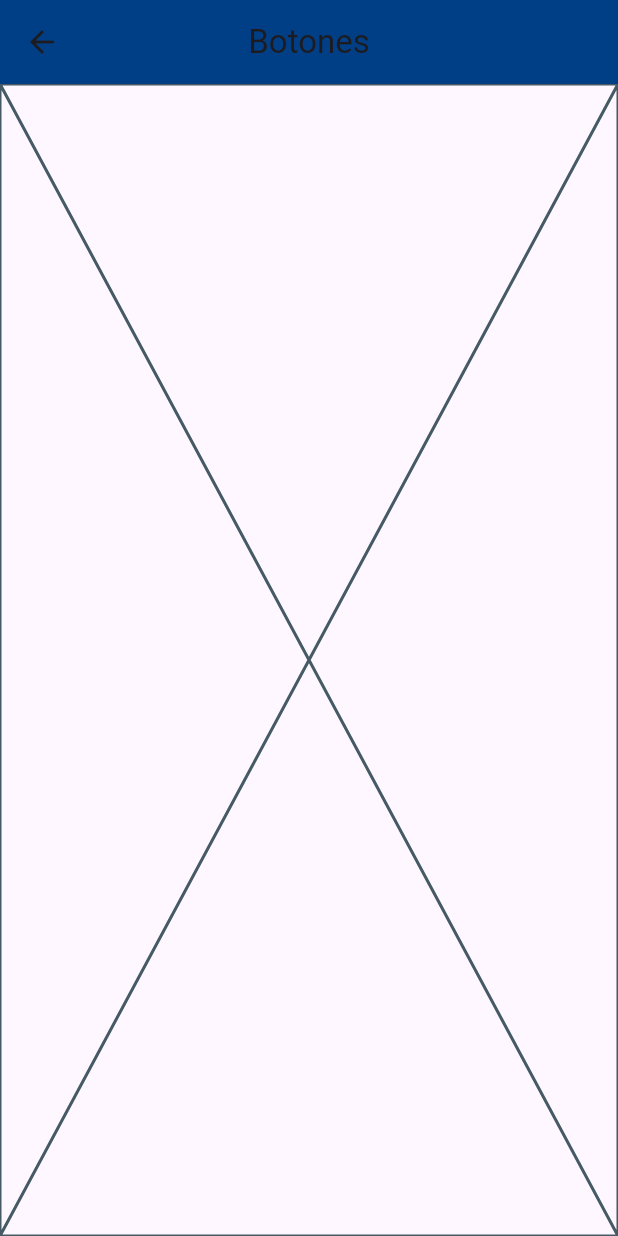
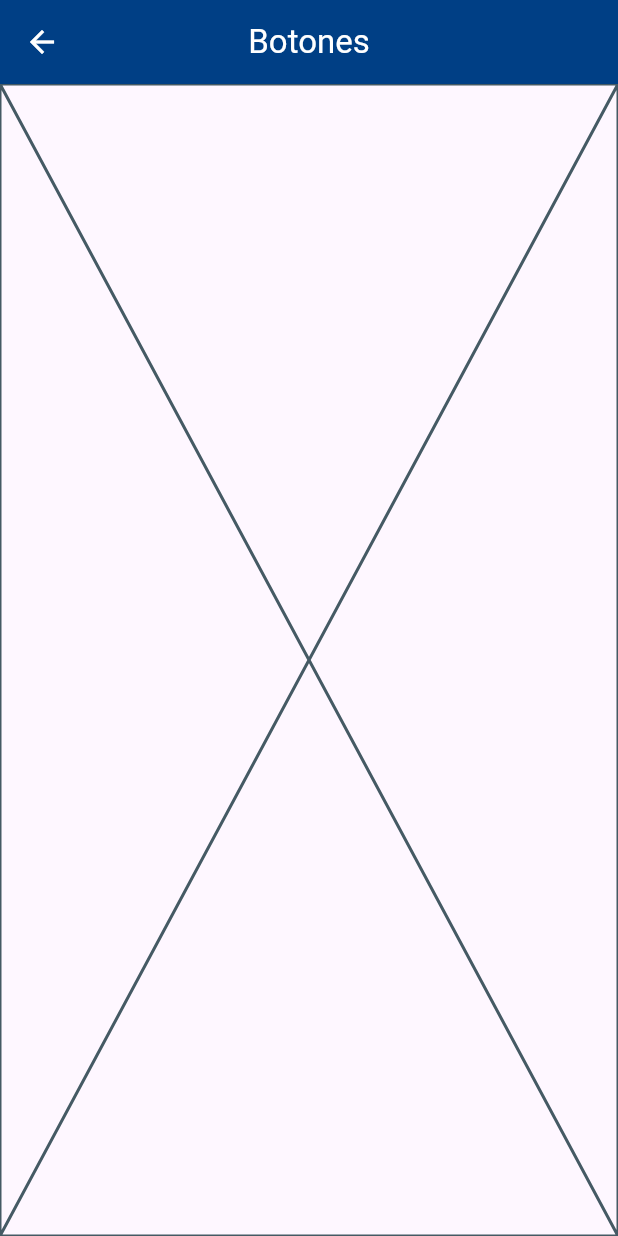
Before and after one commit to fswebcoder/gitgets_app, a Flutter app: the screen it shows after launch, after a tap on "Botones", on a phone screen of 412 x 824 dp. Run offline on Flutter 3.47's test engine with Material 3 defaults, Android fonts, the phone set to English and light mode, and no system bars; our stand-ins replace go_router.

```diff
--- /dev/null
+++ b/lib/config/router/app_router.dart
@@ -0,0 +1,22 @@
+import 'package:go_router/go_router.dart';
+import 'package:widgets_app/presentation/screens/buttons/buttons_screen.dart';
+import 'package:widgets_app/presentation/screens/cards/cards_screen.dart';
+import 'package:widgets_app/presentation/screens/home/home_screen.dart';
+
+final appRouter = GoRouter(
+  initialLocation: '/',
+  routes: [
+    GoRoute(
+      path: '/',
+      builder: (context, state) => const HomeScreen(),
+    ),
+    GoRoute(
+      path: '/buttons',
+      builder: (context, state) => const ButtonsScreen(),
+    ),
+    GoRoute(
+      path: '/cards',
+      builder: (context, state) => const CardsScreen(),
+    )
+  ]
+);
--- a/lib/main.dart
+++ b/lib/main.dart
@@ -1,6 +1,7 @@
 import 'package:flutter/material.dart';
 import 'package:widgets_app/config/app_colors.dart';
 import 'package:widgets_app/config/app_theme.dart';
+import 'package:widgets_app/config/router/app_router.dart';
 import 'package:widgets_app/presentation/screens/home/home_screen.dart';
 
 void main() {
@@ -12,10 +13,10 @@ class MainApp extends StatelessWidget {
 
   @override
   Widget build(BuildContext context) {
-    return MaterialApp(
+    return MaterialApp.router(
       debugShowCheckedModeBanner: false,
       theme: AppTheme().theme(),
-      home: const HomeScreen()
+      routerConfig: appRouter,
     );
   }
 }
--- a/lib/presentation/screens/buttons/buttons_screen.dart
+++ b/lib/presentation/screens/buttons/buttons_screen.dart
@@ -7,8 +7,9 @@ class ButtonsScreen extends StatelessWidget {
   Widget build(BuildContext context) {
     return Scaffold(
       appBar: AppBar(
+        iconTheme: const IconThemeData(color: Colors.white),
         centerTitle: true,
-        title: const Text('Botones'),
+        title: const Text('Botones', style: TextStyle(color: Colors.white)),
       ),
       body: const Placeholder(),
     );
--- a/lib/presentation/screens/cards/cards_screen.dart
+++ b/lib/presentation/screens/cards/cards_screen.dart
@@ -7,8 +7,9 @@ class CardsScreen extends StatelessWidget {
   Widget build(BuildContext context) {
     return Scaffold(
       appBar: AppBar(
+        iconTheme: const IconThemeData(color: Colors.white),
         centerTitle: true,
-        title: const Text('Tarjetas'),
+        title: const Text('Tarjetas', style: TextStyle(color: Colors.white)),
       ),
     );
   }
--- a/lib/presentation/screens/home/home_screen.dart
+++ b/lib/presentation/screens/home/home_screen.dart
@@ -1,4 +1,5 @@
 import 'package:flutter/material.dart';
+import 'package:go_router/go_router.dart';
 import 'package:widgets_app/config/app_colors.dart';
 import 'package:widgets_app/config/menu/menu_item.dart';
 import 'package:widgets_app/presentation/screens/buttons/buttons_screen.dart';
@@ -52,7 +53,7 @@ class _CustomLisTile extends StatelessWidget {
      leading: Icon(menuItem.icon, color:AppColors.primaryColor),
      trailing: const Icon(Icons.arrow_forward_ios, color:AppColors.primaryColor),
      onTap: () {
-        Navigator.of(context).push(MaterialPageRoute(builder: (context) => const ButtonsScreen() ,));
+        context.push(menuItem.link);
      },
     );
   }
--- a/pubspec.yaml
+++ b/pubspec.yaml
@@ -9,6 +9,7 @@ environment:
 dependencies:
   flutter:
     sdk: flutter
+  go_router: ^14.2.7
 
 dev_dependencies:
   flutter_test:
```
Also changed, not shown: pubspec.lock.
